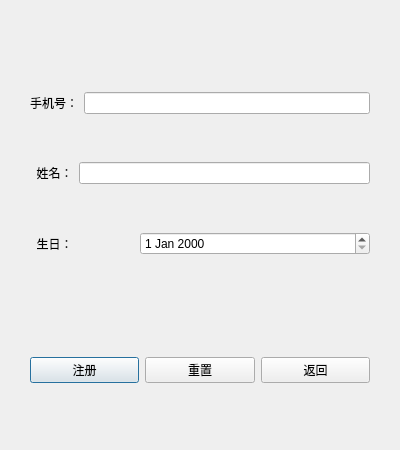
rainvie/QTSupermarket, file src/LogIn/memberregisterdialog.ui: the form before one commit.
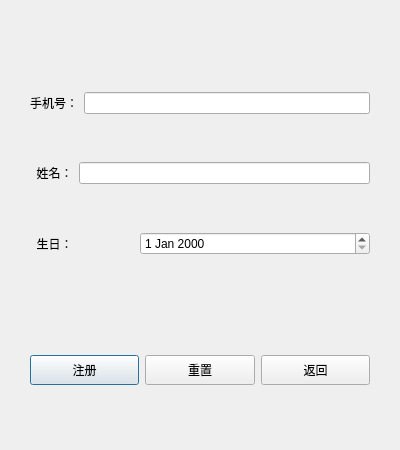
The form after the commit.

Patch:
```diff
--- a/src/LogIn/memberregisterdialog.ui
+++ b/src/LogIn/memberregisterdialog.ui
@@ -89,6 +89,12 @@
       <property name="text">
        <string>注册</string>
       </property>
+      <property name="minimumSize">
+       <size>
+        <width>0</width>
+        <height>30</height>
+       </size>
+      </property>
      </widget>
     </item>
     <item>
@@ -96,6 +102,12 @@
       <property name="text">
        <string>重置</string>
       </property>
+      <property name="minimumSize">
+       <size>
+        <width>0</width>
+        <height>30</height>
+       </size>
+      </property>
      </widget>
     </item>
     <item>
@@ -103,6 +115,12 @@
       <property name="text">
        <string>返回</string>
       </property>
+      <property name="minimumSize">
+       <size>
+        <width>0</width>
+        <height>30</height>
+       </size>
+      </property>
      </widget>
     </item>
    </layout>
```
